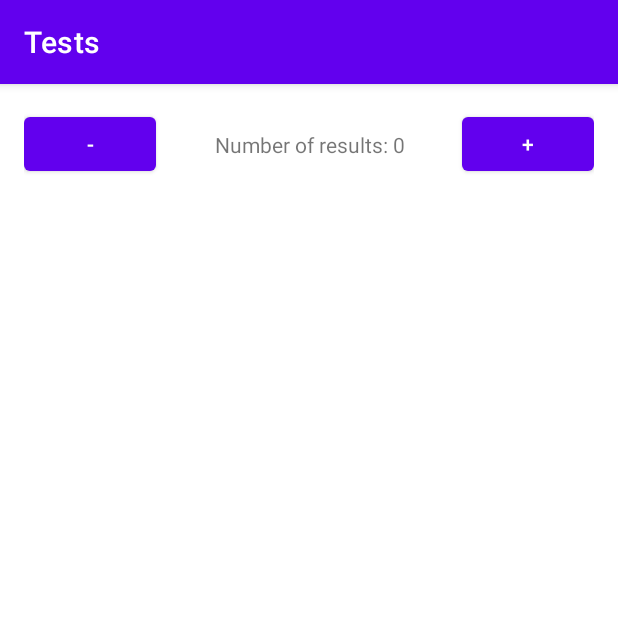
After one commit to Puzzle-f/TestNew, an Android app: the DetailsFragment screen opened directly, with no data from a screen before it, on a phone screen of 412 x 824 dp, the top half of it. The commit adds this screen. Run offline under Robolectric (Android 15) with nearby library versions, the phone set to English and light mode, and no system bars.

Commit message:
создан DetailsFragment

```diff
--- a/app/src/main/java/com/geekbrains/tests/view/details/DetailsActivity.kt
+++ b/app/src/main/java/com/geekbrains/tests/view/details/DetailsActivity.kt
@@ -5,53 +5,25 @@ import android.content.Intent
 import android.os.Bundle
 import androidx.appcompat.app.AppCompatActivity
 import com.geekbrains.tests.R
-import com.geekbrains.tests.presenter.details.DetailsPresenter
-import com.geekbrains.tests.presenter.details.PresenterDetailsContract
-import kotlinx.android.synthetic.main.activity_details.*
-import java.util.*
 
-class DetailsActivity : AppCompatActivity(), ViewDetailsContract {
-
-    private val presenter: PresenterDetailsContract = DetailsPresenter(this)
-
+class DetailsActivity : AppCompatActivity() {
     override fun onCreate(savedInstanceState: Bundle?) {
         super.onCreate(savedInstanceState)
         setContentView(R.layout.activity_details)
-        setUI()
-    }
-
-    private fun setUI() {
-        val count = intent.getIntExtra(TOTAL_COUNT_EXTRA, 0)
-        presenter.onAttach()
-        presenter.setCounter(count)
-        setCountText(count)
-        decrementButton.setOnClickListener { presenter.onDecrement() }
-        incrementButton.setOnClickListener { presenter.onIncrement() }
-    }
-
-    private fun setCountText(count: Int) {
-        totalCountTextView.text =
-            String.format(Locale.getDefault(), getString(R.string.results_count), count)
+        supportFragmentManager.beginTransaction()
+            .add(
+                R.id.detailsFragmentContainer,
+                DetailsFragment.newInstance(intent.getIntExtra(TOTAL_COUNT_EXTRA, 0))
+            )
+            .commitAllowingStateLoss()
     }
 
     companion object {
-
-        const val TOTAL_COUNT_EXTRA = "TOTAL_COUNT_EXTRA"
-
+        private const val TOTAL_COUNT_EXTRA = "TOTAL_COUNT_EXTRA"
         fun getIntent(context: Context, totalCount: Int): Intent {
             return Intent(context, DetailsActivity::class.java).apply {
                 putExtra(TOTAL_COUNT_EXTRA, totalCount)
             }
         }
     }
-
-    override fun onDestroy() {
-        super.onDestroy()
-        presenter.onDetach()
-    }
-
-    override fun setCount(count: Int) {
-        setCountText(count)
-    }
-
 }
--- /dev/null
+++ b/app/src/main/java/com/geekbrains/tests/view/details/DetailsFragment.kt
@@ -0,0 +1,63 @@
+package com.geekbrains.tests.view.details
+
+import android.content.Context
+import android.os.Bundle
+import android.view.LayoutInflater
+import android.view.View
+import android.view.ViewGroup
+import androidx.core.os.bundleOf
+import androidx.fragment.app.Fragment
+import com.geekbrains.tests.R
+import com.geekbrains.tests.presenter.details.DetailsPresenter
+import com.geekbrains.tests.presenter.details.PresenterDetailsContract
+import kotlinx.android.synthetic.main.fragment_details.*
+import java.util.*
+
+class DetailsFragment : Fragment(), ViewDetailsContract {
+    private val presenter: PresenterDetailsContract = DetailsPresenter(this)
+    override fun onCreateView(
+        inflater: LayoutInflater, container: ViewGroup?,
+        savedInstanceState: Bundle?
+    ): View? {
+        return inflater.inflate(R.layout.fragment_details, container, false)
+    }
+    override fun onViewCreated(view: View, savedInstanceState: Bundle?) {
+        super.onViewCreated(view, savedInstanceState)
+        setUI()
+    }
+    private fun setUI() {
+        arguments?.let {
+            val counter = it.getInt(TOTAL_COUNT_EXTRA, 0)
+            presenter.setCounter(counter)
+            setCountText(counter)
+        }
+        decrementButton.setOnClickListener { presenter.onDecrement() }
+        incrementButton.setOnClickListener { presenter.onIncrement() }
+    }
+    override fun setCount(count: Int) {
+        setCountText(count)
+    }
+    private fun setCountText(count: Int) {
+        totalCountTextView.text =
+            String.format(
+                Locale.getDefault(), getString(R.string.results_count),
+                count)
+    }
+    companion object {
+        private const val TOTAL_COUNT_EXTRA = "TOTAL_COUNT_EXTRA"
+        @JvmStatic
+        fun newInstance(counter: Int) =
+            DetailsFragment().apply { arguments = bundleOf(TOTAL_COUNT_EXTRA to
+                    counter) }
+    }
+
+    override fun onAttach(context: Context) {
+        super.onAttach(context)
+        presenter.onAttach()
+    }
+
+    override fun onDetach() {
+        super.onDetach()
+        presenter.onDetach()
+    }
+}
--- a/app/src/main/res/layout/activity_details.xml
+++ b/app/src/main/res/layout/activity_details.xml
@@ -1,37 +1,5 @@
 <?xml version="1.0" encoding="utf-8"?>
-<androidx.constraintlayout.widget.ConstraintLayout xmlns:android="http://schemas.android.com/apk/res/android"
-    xmlns:app="http://schemas.android.com/apk/res-auto"
-    xmlns:tools="http://schemas.android.com/tools"
+<FrameLayout xmlns:android="http://schemas.android.com/apk/res/android"
+    android:id="@+id/detailsFragmentContainer"
     android:layout_width="match_parent"
-    android:layout_height="match_parent"
-    android:padding="@dimen/margin">
-
-    <Button
-        android:id="@+id/decrementButton"
-        android:layout_width="wrap_content"
-        android:layout_height="wrap_content"
-        android:text="@string/decrement_text"
-        app:layout_constraintStart_toStartOf="parent"
-        app:layout_constraintTop_toTopOf="parent" />
-
-    <TextView
-        android:id="@+id/totalCountTextView"
-        android:layout_width="match_parent"
-        android:layout_height="wrap_content"
-        android:gravity="center_horizontal"
-        android:text="@string/results_count"
-        app:layout_constraintBottom_toBottomOf="@+id/decrementButton"
-        app:layout_constraintStart_toEndOf="@+id/decrementButton"
-        app:layout_constraintTop_toTopOf="@+id/decrementButton"
-        tools:text="Number of results: 100" />
-
-    <Button
-        android:id="@+id/incrementButton"
-        android:layout_width="wrap_content"
-        android:layout_height="wrap_content"
-        android:text="@string/increment_text"
-        app:layout_constraintBottom_toBottomOf="@+id/decrementButton"
-        app:layout_constraintEnd_toEndOf="parent"
-        app:layout_constraintTop_toTopOf="@+id/decrementButton" />
-
-</androidx.constraintlayout.widget.ConstraintLayout>
+    android:layout_height="match_parent" />
--- /dev/null
+++ b/app/src/main/res/layout/fragment_details.xml
@@ -0,0 +1,34 @@
+<?xml version="1.0" encoding="utf-8"?>
+<androidx.constraintlayout.widget.ConstraintLayout
+    xmlns:android="http://schemas.android.com/apk/res/android"
+    xmlns:app="http://schemas.android.com/apk/res-auto"
+    xmlns:tools="http://schemas.android.com/tools"
+    android:layout_width="match_parent"
+    android:layout_height="match_parent"
+    android:padding="@dimen/margin">
+    <Button
+        android:id="@+id/decrementButton"
+        android:layout_width="wrap_content"
+        android:layout_height="wrap_content"
+        android:text="@string/decrement_text"
+        app:layout_constraintStart_toStartOf="parent"
+        app:layout_constraintTop_toTopOf="parent" />
+    <TextView
+        android:id="@+id/totalCountTextView"
+        android:layout_width="match_parent"
+        android:layout_height="wrap_content"
+        android:gravity="center_horizontal"
+        android:text="@string/results_count"
+        app:layout_constraintBottom_toBottomOf="@+id/decrementButton"
+        app:layout_constraintStart_toEndOf="@+id/decrementButton"
+        app:layout_constraintTop_toTopOf="@+id/decrementButton"
+        tools:text="Number of results: 100" />
+    <Button
+        android:id="@+id/incrementButton"
+        android:layout_width="wrap_content"
+        android:layout_height="wrap_content"
+        android:text="@string/increment_text"
+        app:layout_constraintBottom_toBottomOf="@+id/decrementButton"
+        app:layout_constraintEnd_toEndOf="parent"
+        app:layout_constraintTop_toTopOf="@+id/decrementButton" />
+</androidx.constraintlayout.widget.ConstraintLayout>
```
